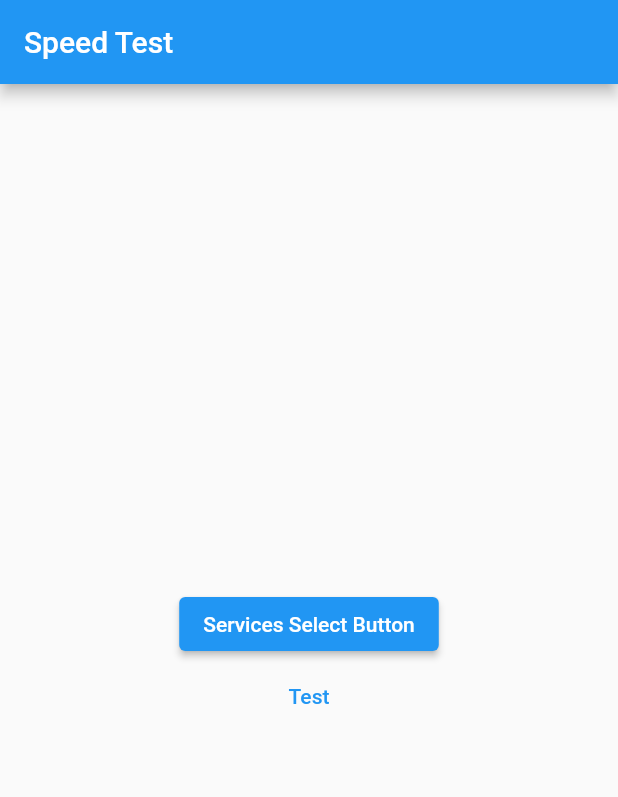
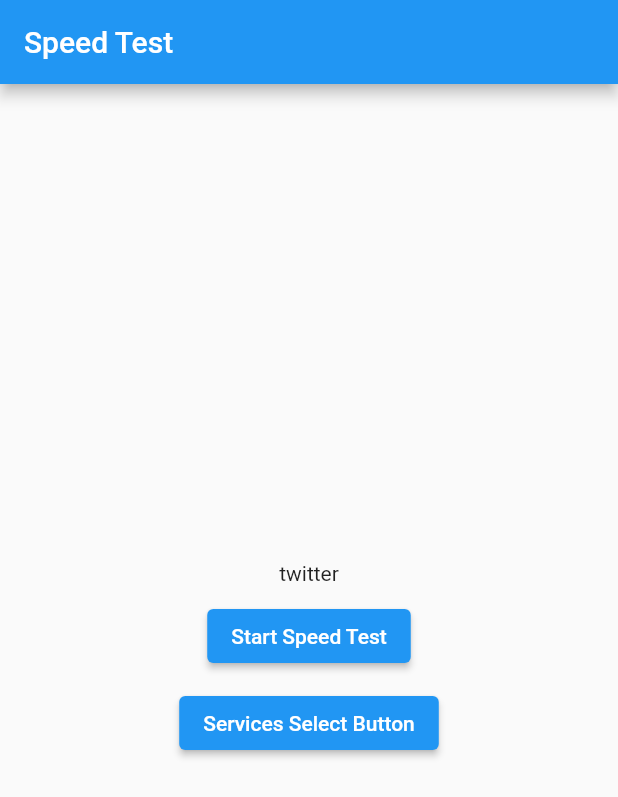
Before and after one commit to fa0311/sns_speed_test, a Flutter app: the screen it shows after launch, on a phone screen of 412 x 824 dp. Shown: the top 797 px of the screen. Run offline on Flutter 3.47's test engine with Material 2 defaults, Android fonts, the phone set to English and light mode, and no system bars; our stand-ins replace flutter_riverpod, font_awesome_flutter.

Commit message:
update service
Signed-off-by: ふぁ <yuki@yuki0311.com>

```diff
--- a/lib/widget/service_select.dart
+++ b/lib/widget/service_select.dart
@@ -2,6 +2,7 @@
 import 'package:flutter/material.dart';
 import 'package:flutter_riverpod/flutter_riverpod.dart';
 import 'package:sns_speed_test/dataclass/service.dart';
+import 'package:sns_speed_test/widget/speed_test.dart';
 
 final editNoteProvider = StateProvider<bool>((ref) => false);
 
@@ -23,7 +24,10 @@ class ServicesSelectButton extends ConsumerWidget {
                 for (Services service in Services.values)
                   ListTile(
                     title: Text(service.name),
-                    onTap: () => Navigator.of(context).pop(),
+                    onTap: () {
+                      ref.read(servicesProvider.notifier).state = service;
+                      Navigator.of(context).pop();
+                    },
                   ),
               ],
             );
--- a/lib/widget/speed_test.dart
+++ b/lib/widget/speed_test.dart
@@ -2,16 +2,20 @@
 import 'package:flutter/material.dart';
 import 'package:flutter_riverpod/flutter_riverpod.dart';
 import 'package:sns_speed_test/api/speed_test.dart';
+import 'package:sns_speed_test/dataclass/service.dart';
 import 'package:sns_speed_test/widget/service_select.dart';
+
+final servicesProvider = StateProvider((ref) => Services.twitter);
 
 class SpeedTestWidget extends ConsumerWidget {
   final TextEditingController urlController = TextEditingController();
   final TextEditingController countController = TextEditingController();
 
   SpeedTestWidget({super.key});
-
   @override
   Widget build(BuildContext context, WidgetRef ref) {
+    final services = ref.watch(servicesProvider);
+
     return Scaffold(
       appBar: AppBar(
         title: const Text("Speed Test"),
@@ -22,13 +26,17 @@ class SpeedTestWidget extends ConsumerWidget {
           child: Column(
             mainAxisAlignment: MainAxisAlignment.center,
             children: <Widget>[
+              Text(services.name),
+              Padding(
+                padding: const EdgeInsets.all(10),
+                child: ElevatedButton(
+                  onPressed: () {
+                    SpeedTest(Uri.parse(urlController.text)).download(int.parse(countController.text));
+                  },
+                  child: const Text("Start Speed Test"),
+                ),
+              ),
               const ServicesSelectButton(),
-              TextButton(
-                onPressed: () {
-                  SpeedTest(Uri.parse(urlController.text)).download(int.parse(countController.text));
-                },
-                child: const Text("Test"),
-              )
             ],
           ),
         ),
```
